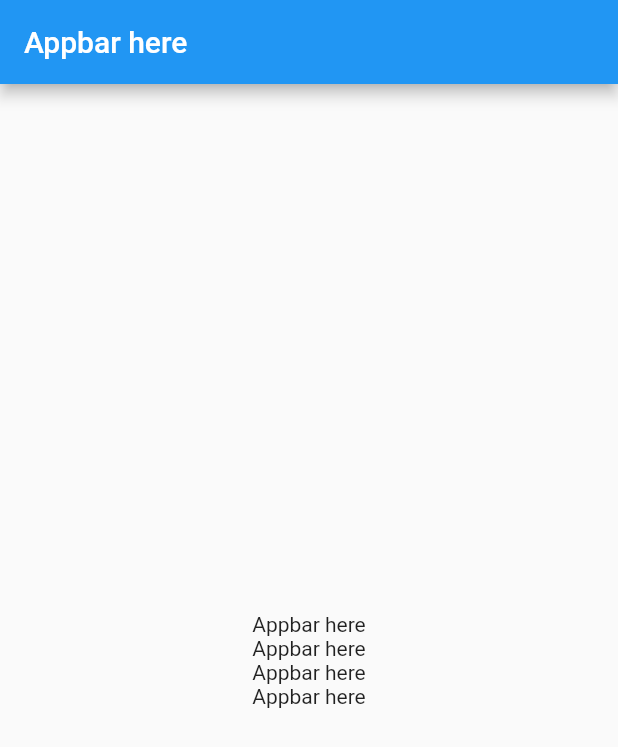
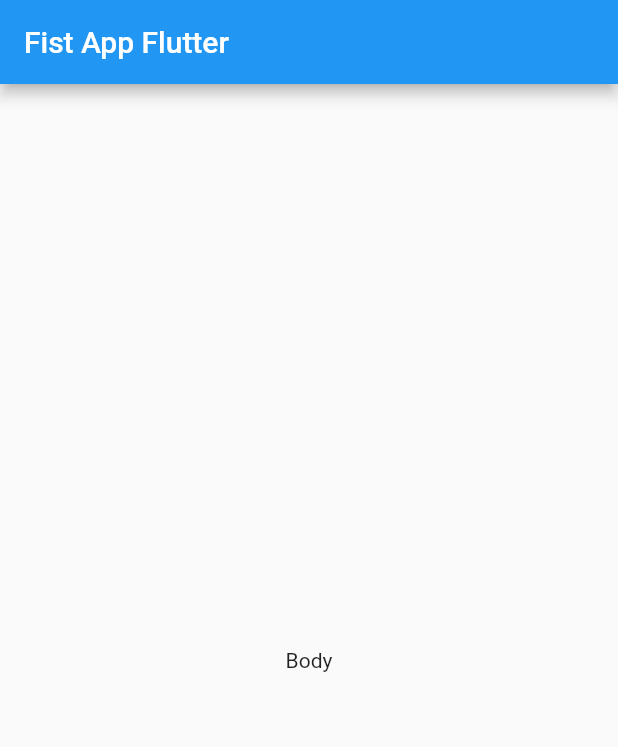
Before and after one commit to ELMEHDIFATHI/Flutter-PART1, a Flutter app: the screen it shows after launch, on a phone screen of 412 x 824 dp. Shown: the top 747 px of the screen. Run offline on Flutter 3.47's test engine with Material 2 defaults, Android fonts, the phone set to English and light mode, and no system bars.

Commit message:
body const new dart page

```diff
--- /dev/null
+++ b/flutter_application_1/lib/lesson_one.dart
@@ -0,0 +1,15 @@
+import 'package:flutter/cupertino.dart';
+import 'package:flutter/material.dart';
+
+class LessonOne extends StatelessWidget {
+  @override
+  Widget build(BuildContext context) {
+    return MaterialApp(
+      home: Scaffold(
+          appBar: AppBar(title: Text("Fist App Flutter")),
+          body: const Center(
+            child: Text("Body"),
+          )),
+    );
+  }
+}
--- a/flutter_application_1/lib/main.dart
+++ b/flutter_application_1/lib/main.dart
@@ -1,29 +1,6 @@
 import 'package:flutter/material.dart';
+import 'package:flutter_application_1/lesson_one.dart';
 
 void main() {
-  runApp(MyApp());
+  runApp(LessonOne());
 }
-
-class MyApp extends StatelessWidget {
-  @override
-  Widget build(BuildContext context) {
-    return MaterialApp(
-      home: Scaffold(
-          appBar: AppBar(
-            title: Text("Appbar here"),
-          ),
-          body: Container(
-            alignment: Alignment.center,
-            child: Column(
-              mainAxisAlignment: MainAxisAlignment.center,
-              children: [
-                Text("Appbar here"),
-                Text("Appbar here"),
-                Text("Appbar here"),
-                Text("Appbar here"),
-              ],
-            ),
-          )),
-    );
-  }
-}
```
